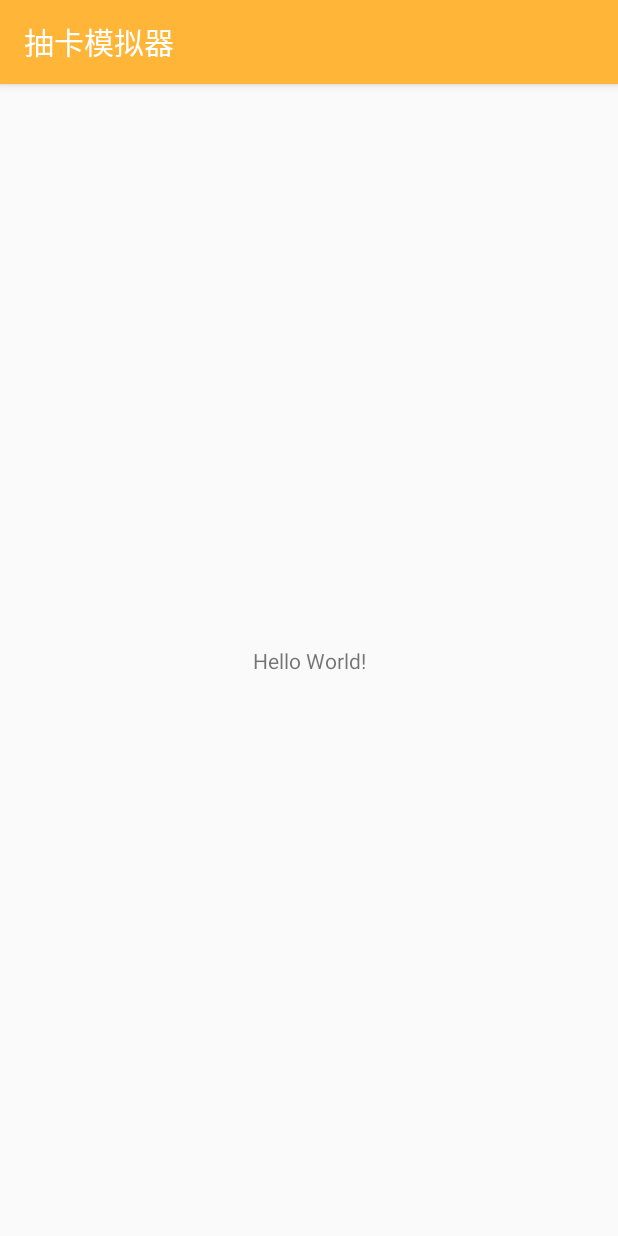
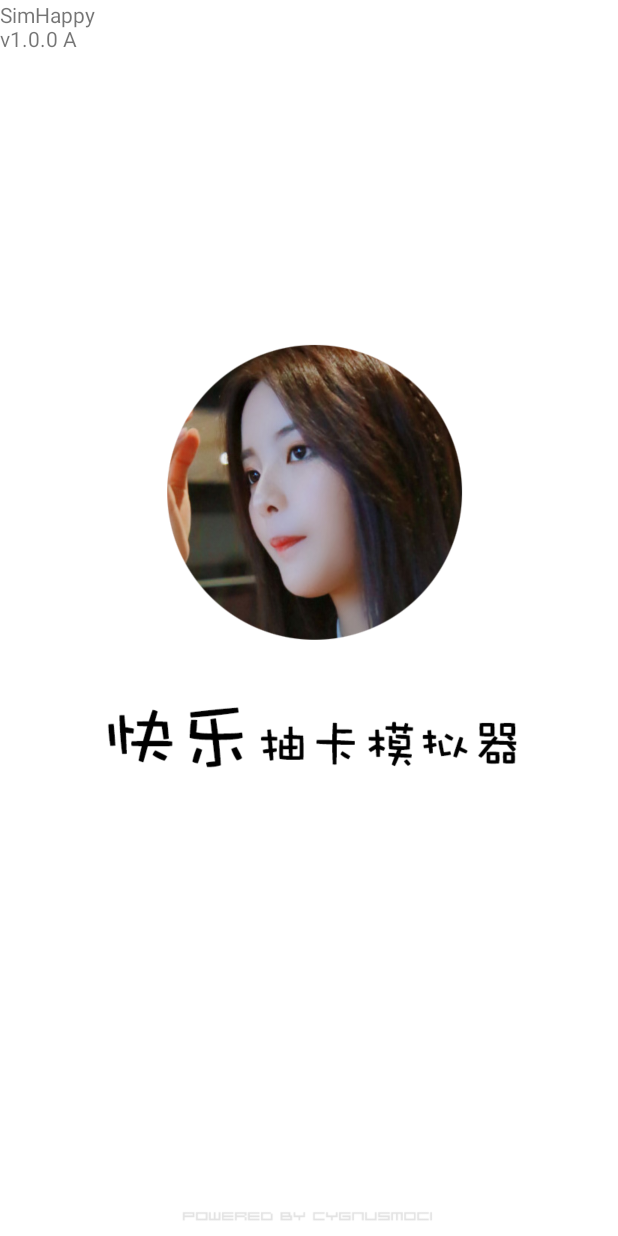
Before and after one commit to CygnusMoci/simhappy, an Android app: the first screen one second after launch (MainActivity before the commit, LoadingActivity after it), on a phone screen of 412 x 824 dp. Run offline under Robolectric (Android 15) with nearby library versions, the phone set to English and light mode, and no system bars.

Commit message:
add - 新增基础跳转 add - 新增卡面素材

```diff
--- /dev/null
+++ b/app/src/main/java/com/moci/simhappy/LoadingActivity.java
@@ -0,0 +1,37 @@
+package com.moci.simhappy;
+
+import android.content.Intent;
+import android.os.Bundle;
+import android.os.Handler;
+import android.widget.TextView;
+
+import androidx.appcompat.app.AppCompatActivity;
+
+import com.moci.simhappy.util.Constant;
+
+public class LoadingActivity extends AppCompatActivity {
+
+    private Handler mHandler;
+    private TextView version;
+    @Override
+    protected void onCreate(Bundle savedInstanceState) {
+        super.onCreate(savedInstanceState);
+        setContentView(R.layout.activity_loading);
+        mHandler = new Handler();
+        enterNextPage();
+
+        version = findViewById(R.id.version);
+        version.setText(Constant.VERSION);
+
+    }
+
+    private void enterNextPage() {
+        mHandler.postDelayed(new Runnable() {
+            @Override
+            public void run() {
+                startActivity(new Intent(LoadingActivity.this, MainActivity.class));
+                finish();
+            }
+        }, 2400);
+    }
+}
--- /dev/null
+++ b/app/src/main/java/com/moci/simhappy/util/Constant.java
@@ -0,0 +1,5 @@
+package com.moci.simhappy.util;
+
+public class Constant {
+    public static final String VERSION = "SimHappy v1.0.0 A";
+}
--- /dev/null
+++ b/app/src/main/res/layout/activity_loading.xml
@@ -0,0 +1,24 @@
+<?xml version="1.0" encoding="utf-8"?>
+<androidx.constraintlayout.widget.ConstraintLayout xmlns:android="http://schemas.android.com/apk/res/android"
+    xmlns:app="http://schemas.android.com/apk/res-auto"
+    xmlns:tools="http://schemas.android.com/tools"
+    android:layout_width="match_parent"
+    android:layout_height="match_parent"
+    android:background="@color/colorWhite"
+    tools:context=".LoadingActivity">
+
+    <ImageView
+        android:layout_width="400dp"
+        android:layout_height="600dp"
+        android:background="@drawable/loading_background"
+        android:scaleType="centerInside"
+        app:layout_constraintStart_toStartOf="parent"
+        app:layout_constraintEnd_toEndOf="parent"
+        app:layout_constraintBottom_toBottomOf="parent" />
+    <TextView
+        android:id="@+id/version"
+        android:layout_width="100dp"
+        android:layout_height="100dp"
+        app:layout_constraintStart_toStartOf="parent" />
+
+</androidx.constraintlayout.widget.ConstraintLayout>
--- a/app/src/main/res/layout/activity_main.xml
+++ b/app/src/main/res/layout/activity_main.xml
@@ -6,10 +6,11 @@
     android:layout_height="match_parent"
     tools:context=".MainActivity">
 
-    <TextView
+    <Button
         android:layout_width="wrap_content"
         android:layout_height="wrap_content"
-        android:text="Hello World!"
+        android:background="@drawable/button"
+        android:text="十连抽"
         app:layout_constraintBottom_toBottomOf="parent"
         app:layout_constraintLeft_toLeftOf="parent"
         app:layout_constraintRight_toRightOf="parent"
--- a/app/src/main/res/values/styles.xml
+++ b/app/src/main/res/values/styles.xml
@@ -3,6 +3,7 @@
     <!-- Base application theme. -->
     <style name="AppTheme" parent="Theme.AppCompat.Light.DarkActionBar">
         <!-- Customize your theme here. -->
+        <item name="windowNoTitle">true</item>
         <item name="colorPrimary">@color/colorYellow</item>
         <item name="colorPrimaryDark">@color/colorYellow</item>
         <item name="colorAccent">@color/colorBlack</item>
```
Also changed, not shown: app/src/main/AndroidManifest.xml (+7 -1 lines), app/src/main/java/com/moci/simhappy/util/CardType.java (added, +7 -0 lines), app/src/main/res/drawable/button.xml (added, +19 -0 lines), app/src/main/res/drawable/loading_background.png (added), app/src/main/res/drawable/r.png (added), app/src/main/res/drawable/sr.png (added), app/src/main/res/drawable/ssr.png (added), 3 other files.
